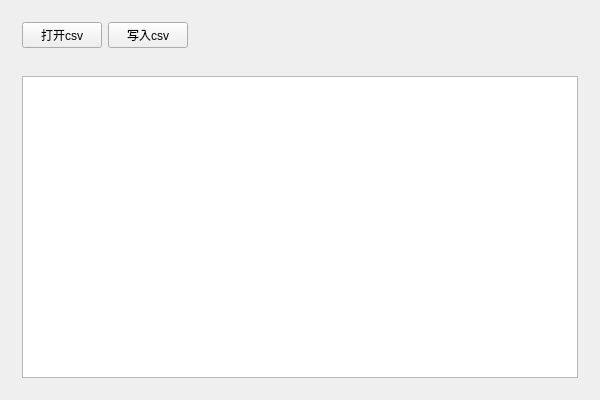
First picture: the form in src/CsvDataSort/DataSortMainWidget.ui, repository baulhpthiag/AlphaQtDemo, before the edit.
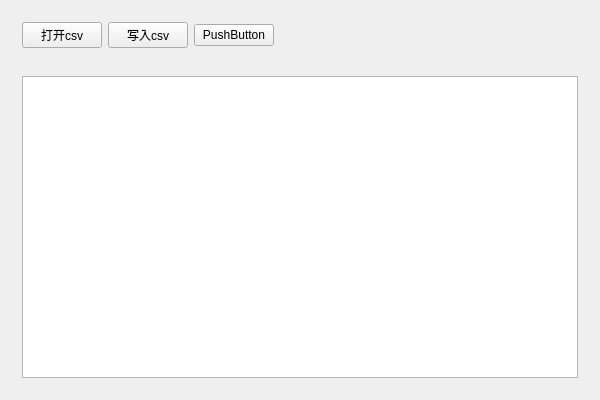
Second picture: the form after the edit.

Commit message: 修改CSVDemo

What changed in the file:
```diff
--- a/src/CsvDataSort/DataSortMainWidget.ui
+++ b/src/CsvDataSort/DataSortMainWidget.ui
@@ -31,6 +31,13 @@
         </property>
        </widget>
       </item>
+      <item>
+       <widget class="QPushButton" name="readCsvButton">
+        <property name="text">
+         <string>PushButton</string>
+        </property>
+       </widget>
+      </item>
       <item>
        <spacer name="horizontalSpacer">
         <property name="orientation">
```
Left out of the diff: 17 changed lines with no effect on the pictures. The commit also changes 2 other files.
